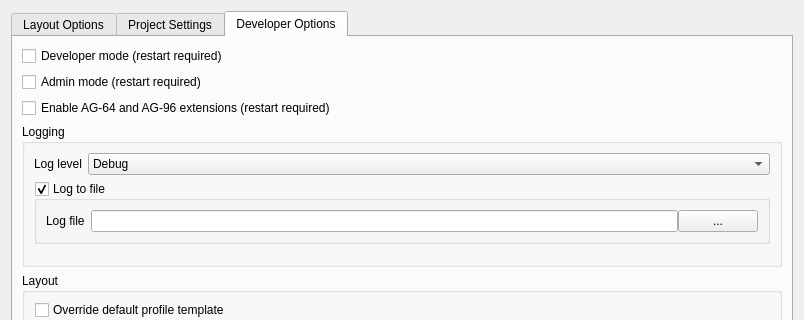
teksi/wastewater, file plugin/teksi_wastewater/ui/twwsettingsdialog.ui: the form before one commit; both pictures show x 0 to 804 and y 0 to 320 of the 804 by 466 pixel window.
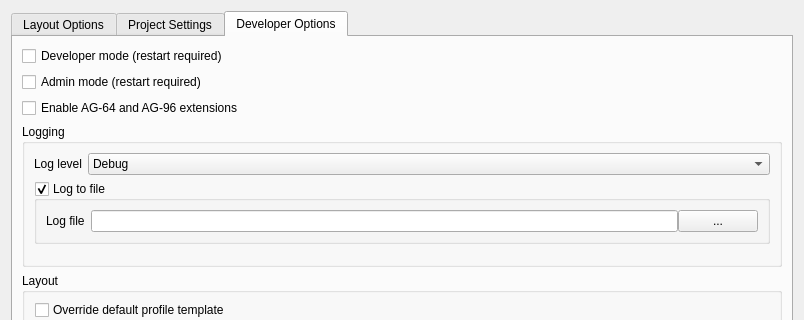
The form after the commit. The open tabs and pages were chosen to show the change. Custom widgets are drawn as their Qt base class.

Commit message: remove restart text and alter formatting

The edit to the form file:
```diff
--- a/plugin/teksi_wastewater/ui/twwsettingsdialog.ui
+++ b/plugin/teksi_wastewater/ui/twwsettingsdialog.ui
@@ -191,7 +191,7 @@
           <string>Enables the functionalities for AG-64 and AG-96 extensions. The plugin needs to be reloaded.</string>
          </property>
          <property name="text">
-          <string>Enable AG-64 and AG-96 extensions (restart required)</string>
+          <string>Enable AG-64 and AG-96 extensions</string>
          </property>
         </widget>
        </item>
```
Left out of the diff: 2 changed lines with no effect on the pictures. Lines whose indentation alone changed are shown as unchanged.
